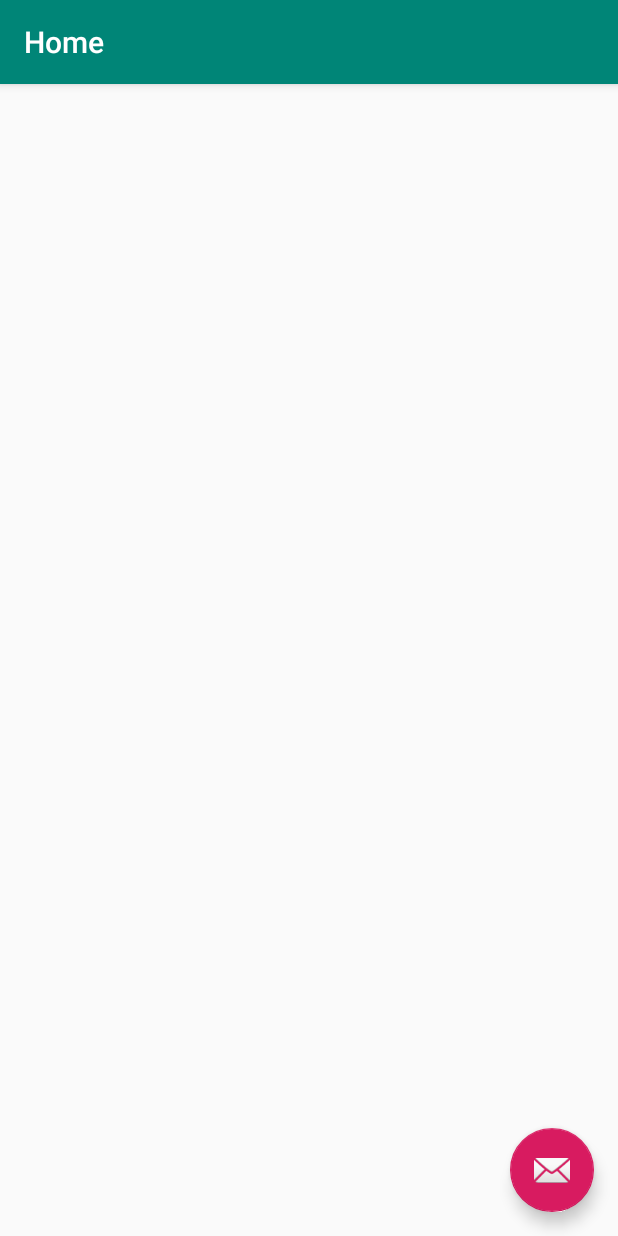
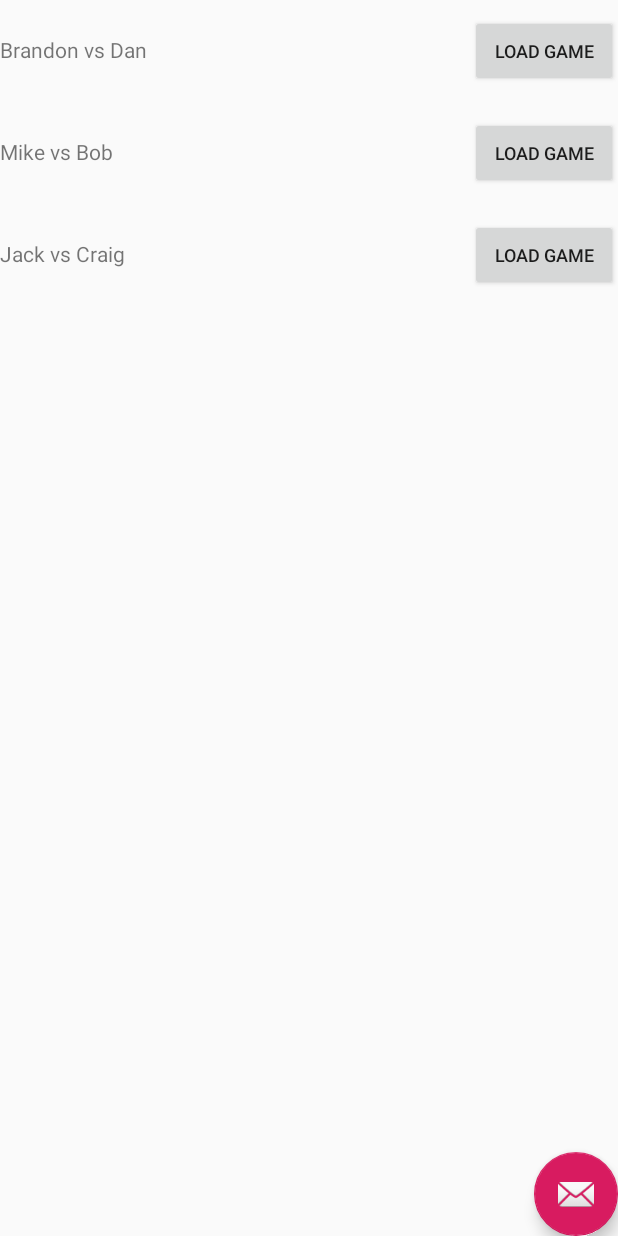
Before and after one commit to Bhaskett23/ScoreKeeper, an Android app: the screen it shows after launch (Home before the commit, HomeActivity after it), on a phone screen of 412 x 824 dp. Run offline under Robolectric (Android 15) with nearby library versions, the phone set to English and light mode, and no system bars.

Commit message:
setting up game history view page

```diff
--- a/app/src/main/AndroidManifest.xml
+++ b/app/src/main/AndroidManifest.xml
@@ -10,7 +10,7 @@
         android:supportsRtl="true"
         android:theme="@style/AppTheme">
         <activity
-            android:name=".Home"
+            android:name=".HomeActivity"
             android:label="@string/title_activity_home"
             android:theme="@style/AppTheme.NoActionBar">
             <intent-filter>
@@ -22,8 +22,6 @@
         <activity android:name=".MainActivity">
             <intent-filter>
                 <action android:name="android.intent.action.MAIN" />
-
-                <category android:name="android.intent.category.LAUNCHER" />
             </intent-filter>
         </activity>
     </application>
--- /dev/null
+++ b/app/src/main/java/scorekeeper/scorekeeper/DataManager.java
@@ -0,0 +1,100 @@
+package scorekeeper.scorekeeper;
+
+import java.util.ArrayList;
+import java.util.List;
+
+public class DataManager {
+    private static DataManager ourInstance = null;
+
+    private List<GameModel> mGames = new ArrayList<>();
+
+    public static DataManager getInstance()
+    {
+        if (ourInstance == null)
+        {
+            ourInstance = new DataManager();
+            ourInstance.initializeGames();
+        }
+        return ourInstance;
+    }
+
+    public List<GameModel> getGames(){return mGames;}
+
+    private void initializeGames() {
+        mGames.add(initializeGame1());
+        mGames.add(initializeGame2());
+        mGames.add(initializeGame3());
+    }
+
+    private GameModel initializeGame1()
+    {
+        int victoryPointsP1 = 4;
+        int commandPointsP1 = 3;
+        boolean firstBloodP1 = false;
+        boolean warlordP1 = true;
+        boolean behindLinesP1 = false;
+        String nameP1 = "Brandon";
+
+        PlayerModel player1 = new PlayerModel(victoryPointsP1, commandPointsP1, firstBloodP1, warlordP1, behindLinesP1, nameP1);
+
+        int victoryPointsP2 = 1;
+        int commandPointsP2 = 2;
+        boolean firstBloodP2 = true;
+        boolean warlordP2 = false;
+        boolean behindLinesP2 = false;
+        String nameP2 = "Dan";
+
+        PlayerModel player2 = new PlayerModel(victoryPointsP2, commandPointsP2, firstBloodP2, warlordP2, behindLinesP2, nameP2);
+
+        int turn = 2;
+        return new GameModel(player1, player2, turn);
+    }
+
+    private GameModel initializeGame2()
+    {
+        int victoryPointsP1 = 6;
+        int commandPointsP1 = 2;
+        boolean firstBloodP1 = true;
+        boolean warlordP1 = true;
+        boolean behindLinesP1 = true;
+        String nameP1 = "Mike";
+
+        PlayerModel player1 = new PlayerModel(victoryPointsP1, commandPointsP1, firstBloodP1, warlordP1, behindLinesP1, nameP1);
+
+        int victoryPointsP2 = 1;
+        int commandPointsP2 = 2;
+        boolean firstBloodP2 = false;
+        boolean warlordP2 = false;
+        boolean behindLinesP2 = false;
+        String nameP2 = "Bob";
+
+        PlayerModel player2 = new PlayerModel(victoryPointsP2, commandPointsP2, firstBloodP2, warlordP2, behindLinesP2, nameP2);
+
+        int turn = 1;
+        return new GameModel(player1, player2, turn);
+    }
+
+    private GameModel initializeGame3()
+    {
+        int victoryPointsP1 = 1;
+        int commandPointsP1 = 8;
+        boolean firstBloodP1 = false;
+        boolean warlordP1 = false;
+        boolean behindLinesP1 = false;
+        String nameP1 = "Jack";
+
+        PlayerModel player1 = new PlayerModel(victoryPointsP1, commandPointsP1, firstBloodP1, warlordP1, behindLinesP1, nameP1);
+
+        int victoryPointsP2 = 7;
+        int commandPointsP2 = 3;
+        boolean firstBloodP2 = false;
+        boolean warlordP2 = false;
+        boolean behindLinesP2 = false;
+        String nameP2 = "Craig";
+
+        PlayerModel player2 = new PlayerModel(victoryPointsP2, commandPointsP2, firstBloodP2, warlordP2, behindLinesP2, nameP2);
+
+        int turn = 5;
+        return new GameModel(player1, player2, turn);
+    }
+}
--- /dev/null
+++ b/app/src/main/java/scorekeeper/scorekeeper/GameAdapter.java
@@ -0,0 +1,62 @@
+package scorekeeper.scorekeeper;
+
+import android.content.Context;
+import android.support.annotation.NonNull;
+import android.support.v7.widget.RecyclerView;
+import android.view.LayoutInflater;
+import android.view.View;
+import android.view.ViewGroup;
+import android.widget.Button;
+import android.widget.TextView;
+
+import java.util.List;
+
+public class GameAdapter extends RecyclerView.Adapter<GameAdapter.MyViewHolder> {
+
+    private List<GameModel> mGames;
+    public class MyViewHolder extends RecyclerView.ViewHolder {
+        public TextView gameTextView;
+        public Button loadGameButton;
+
+        public MyViewHolder(View itemView) {
+            super(itemView);
+
+            gameTextView = itemView.findViewById(R.id.game_name);
+            loadGameButton = itemView.findViewById(R.id.gameLoad_button);
+        }
+    }
+
+    public GameAdapter(List<GameModel> games)
+    {
+        mGames = games;
+    }
+
+    @NonNull
+    @Override
+    public MyViewHolder onCreateViewHolder(@NonNull ViewGroup parent, int viewType) {
+        Context context = parent.getContext();
+        LayoutInflater inflater = LayoutInflater.from(context);
+
+        View gameView = inflater.inflate(R.layout.item_game, parent, false);
+
+        MyViewHolder holder = new MyViewHolder(gameView);
+
+        return holder;
+    }
+
+    @Override
+    public void onBindViewHolder(@NonNull MyViewHolder holder, int position) {
+        GameModel game = mGames.get(position);
+
+        TextView textView = holder.gameTextView;
+        textView.setText(game.getPlayer1().getName() + " vs " + game.getPlayer2().getName());
+        Button button = holder.loadGameButton;
+        button.setText("Load game");
+        button.setEnabled(true);
+    }
+
+    @Override
+    public int getItemCount() {
+        return mGames.size();
+    }
+}
--- a/app/src/main/java/scorekeeper/scorekeeper/GameModel.java
+++ b/app/src/main/java/scorekeeper/scorekeeper/GameModel.java
@@ -1,6 +1,14 @@
 package scorekeeper.scorekeeper;
 
 public class GameModel {
+
+    public GameModel(PlayerModel player1, PlayerModel player2, int turnNum)
+    {
+        mPlayer1 = player1;
+        mPlayer2 = player2;
+        mTurnNum = turnNum;
+    }
+
     private PlayerModel mPlayer1;
     private PlayerModel mPlayer2;
     private int mTurnNum;
--- a/app/src/main/java/scorekeeper/scorekeeper/Home.java
+++ b/app/src/main/java/scorekeeper/scorekeeper/HomeActivity.java
@@ -1,21 +1,29 @@
 package scorekeeper.scorekeeper;
 
 import android.os.Bundle;
+import android.provider.ContactsContract;
 import android.support.design.widget.FloatingActionButton;
 import android.support.design.widget.Snackbar;
 import android.support.v7.app.AppCompatActivity;
+import android.support.v7.widget.LinearLayoutManager;
 import android.support.v7.widget.RecyclerView;
 import android.support.v7.widget.Toolbar;
 import android.view.View;
+import android.widget.ArrayAdapter;
+import android.widget.ListView;
 
-public class Home extends AppCompatActivity {
+import java.util.List;
+
+public class HomeActivity extends AppCompatActivity {
+    private RecyclerView recyclerView;
+    private GameAdapter mAdapter;
+    private RecyclerView.LayoutManager layoutManager;
 
     @Override
     protected void onCreate(Bundle savedInstanceState) {
         super.onCreate(savedInstanceState);
         setContentView(R.layout.activity_home);
-        Toolbar toolbar = findViewById(R.id.toolbar);
-        setSupportActionBar(toolbar);
+        initializeDisplayContent();
 
         FloatingActionButton fab = findViewById(R.id.fab);
         fab.setOnClickListener(new View.OnClickListener() {
@@ -26,12 +34,15 @@ public class Home extends AppCompatActivity {
             }
         });
 
-        initializeDisplayContent();
     }
 
     private void initializeDisplayContent() {
-        RecyclerView games = findViewById(R.id.list_games);
-
+        List<GameModel> currentGames = DataManager.getInstance().getGames();
+        recyclerView = findViewById(R.id.list_games);
+        mAdapter = new GameAdapter(currentGames);
+        recyclerView.setAdapter(mAdapter);
+        layoutManager = new LinearLayoutManager(this);
+        recyclerView.setLayoutManager(layoutManager);
 
     }
 
--- a/app/src/main/java/scorekeeper/scorekeeper/PlayerModel.java
+++ b/app/src/main/java/scorekeeper/scorekeeper/PlayerModel.java
@@ -2,17 +2,39 @@ package scorekeeper.scorekeeper;
 
 public class PlayerModel
 {
-    private int mPoints;
+    public PlayerModel()
+    {
+
+    }
+
+    public PlayerModel(int victoryPoints,
+                       int commandPoints,
+                       boolean firstBlood,
+                       boolean warlord,
+                       boolean behindLines,
+                       String name)
+    {
+        mVictoryPoints = victoryPoints;
+        mCommandPoints = commandPoints;
+        mFirstBlood = firstBlood;
+        mWarlord = warlord;
+        mBehindLines = behindLines;
+        mName = name;
+    }
+
+    private int mVictoryPoints;
     private int mCommandPoints;
     private boolean mFirstBlood;
     private boolean mWarlord;
     private boolean mBehindLines;
+    private String mName;
 
-    public int getPoints(){return mPoints;}
+    public int getVictoryPoints(){return mVictoryPoints;}
     public int getCommandPoints(){return mCommandPoints;}
     public boolean getFirstBlood(){return mFirstBlood;}
     public boolean getWarlord(){return mWarlord;}
     public boolean getBehindLines(){return mBehindLines;}
+    public String getName(){return mName;}
 
     @Override
     public String toString() {
--- a/app/src/main/res/layout/activity_home.xml
+++ b/app/src/main/res/layout/activity_home.xml
@@ -1,33 +1,36 @@
 <?xml version="1.0" encoding="utf-8"?>
-<android.support.design.widget.CoordinatorLayout xmlns:android="http://schemas.android.com/apk/res/android"
+<android.support.constraint.ConstraintLayout xmlns:android="http://schemas.android.com/apk/res/android"
     xmlns:app="http://schemas.android.com/apk/res-auto"
     xmlns:tools="http://schemas.android.com/tools"
+    android:id="@+id/coordinatorLayout"
     android:layout_width="match_parent"
     android:layout_height="match_parent"
-    tools:context=".Home">
+    tools:context=".HomeActivity">
+
+    <android.support.v7.widget.RecyclerView
+        android:id="@+id/list_games"
+        android:layout_width="0dp"
+        android:layout_height="0dp"
+        app:layout_constraintBottom_toBottomOf="parent"
+        app:layout_constraintEnd_toEndOf="parent"
+        app:layout_constraintStart_toStartOf="parent"
+        app:layout_constraintTop_toTopOf="parent" />
 
     <android.support.design.widget.AppBarLayout
-        android:layout_width="match_parent"
+        android:id="@+id/appBarLayout"
+        android:layout_width="wrap_content"
         android:layout_height="wrap_content"
-        android:theme="@style/AppTheme.AppBarOverlay">
-
-        <android.support.v7.widget.Toolbar
-            android:id="@+id/toolbar"
-            android:layout_width="match_parent"
-            android:layout_height="?attr/actionBarSize"
-            android:background="?attr/colorPrimary"
-            app:popupTheme="@style/AppTheme.PopupOverlay" />
-
-    </android.support.design.widget.AppBarLayout>
-
-    <include layout="@layout/content_home" />
+        android:theme="@style/AppTheme.AppBarOverlay"
+        app:layout_constraintEnd_toStartOf="@+id/list_games"
+        app:layout_constraintStart_toStartOf="parent"
+        app:layout_constraintTop_toTopOf="parent"/>
 
     <android.support.design.widget.FloatingActionButton
         android:id="@+id/fab"
         android:layout_width="wrap_content"
         android:layout_height="wrap_content"
-        android:layout_gravity="bottom|end"
-        android:layout_margin="@dimen/fab_margin"
+        app:layout_constraintBottom_toBottomOf="parent"
+        app:layout_constraintEnd_toEndOf="parent"
         app:srcCompat="@android:drawable/ic_dialog_email" />
 
-</android.support.design.widget.CoordinatorLayout>
+</android.support.constraint.ConstraintLayout>
--- a/app/src/main/res/layout/content_home.xml
+++ /dev/null
@@ -1,23 +0,0 @@
-<?xml version="1.0" encoding="utf-8"?>
-<android.support.constraint.ConstraintLayout xmlns:android="http://schemas.android.com/apk/res/android"
-    xmlns:app="http://schemas.android.com/apk/res-auto"
-    xmlns:tools="http://schemas.android.com/tools"
-    android:layout_width="match_parent"
-    android:layout_height="match_parent"
-    app:layout_behavior="@string/appbar_scrolling_view_behavior"
-    tools:context=".Home"
-    tools:showIn="@layout/activity_home">
-
-    <android.support.v7.widget.RecyclerView
-        android:id="@+id/list_games"
-        android:layout_width="0dp"
-        android:layout_height="0dp"
-        android:layout_marginStart="8dp"
-        android:layout_marginTop="8dp"
-        android:layout_marginEnd="8dp"
-        android:layout_marginBottom="8dp"
-        app:layout_constraintBottom_toBottomOf="parent"
-        app:layout_constraintEnd_toEndOf="parent"
-        app:layout_constraintStart_toStartOf="parent"
-        app:layout_constraintTop_toTopOf="parent" />
-</android.support.constraint.ConstraintLayout>
--- /dev/null
+++ b/app/src/main/res/layout/item_game.xml
@@ -0,0 +1,23 @@
+<?xml version="1.0" encoding="utf-8"?>
+<LinearLayout xmlns:android="http://schemas.android.com/apk/res/android"
+    android:orientation="horizontal"
+    android:layout_width="match_parent"
+    android:layout_height="wrap_content"
+    android:paddingTop="10dp"
+    android:paddingBottom="10dp">
+    <TextView
+        android:id="@+id/game_name"
+        android:layout_width="0dp"
+        android:layout_height="wrap_content"
+        android:layout_weight="1"
+        />
+
+    <Button
+        android:id="@+id/gameLoad_button"
+        android:layout_width="wrap_content"
+        android:layout_height="wrap_content"
+        android:paddingLeft="16dp"
+        android:paddingRight="16dp"
+        android:textSize="12sp"
+        />
+</LinearLayout>
```
